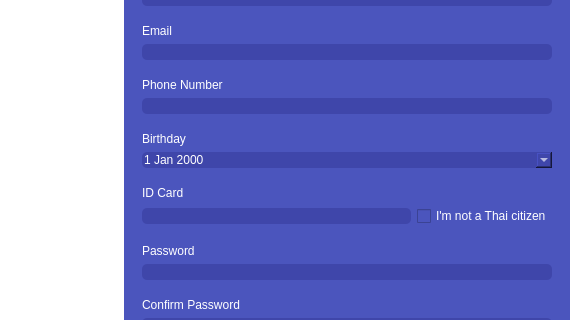
Before: the Qt Designer form ui/loginUi.ui in Menthhh/The-Market-Nest, drawn with Qt 5; both pictures show x 322 to 892 and y 203 to 523 of the 892 by 655 pixel window.
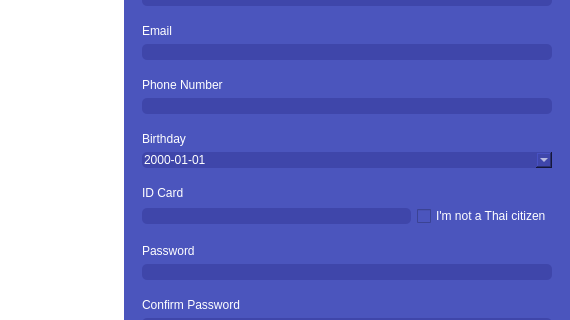
After: the same form once the commit is applied. Icons and pictures are not drawn.

Commit message: adj date

The edit to the form file:
```diff
--- a/ui/loginUi.ui
+++ b/ui/loginUi.ui
@@ -1125,6 +1125,19 @@
                      <property name="frame">
                       <bool>false</bool>
                      </property>
+                     <property name="dateTime">
+                      <datetime>
+                       <hour>0</hour>
+                       <minute>0</minute>
+                       <second>0</second>
+                       <year>2000</year>
+                       <month>1</month>
+                       <day>1</day>
+                      </datetime>
+                     </property>
+                     <property name="displayFormat">
+                      <string>yyyy-MM-dd</string>
+                     </property>
                      <property name="calendarPopup">
                       <bool>true</bool>
                      </property>
```
The commit also changes 1 other file.
